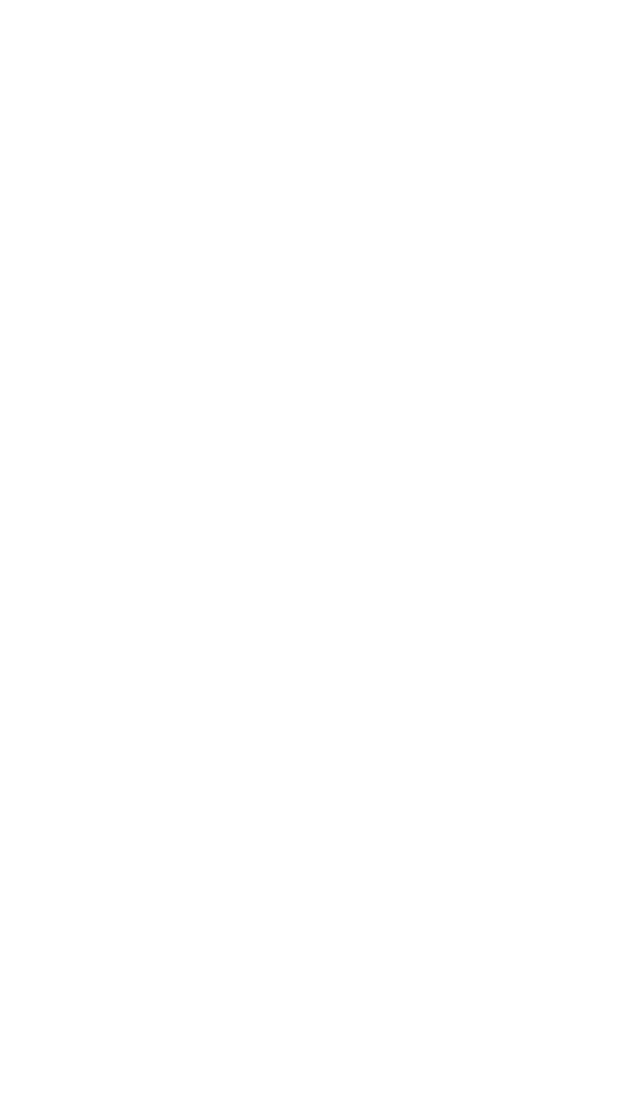
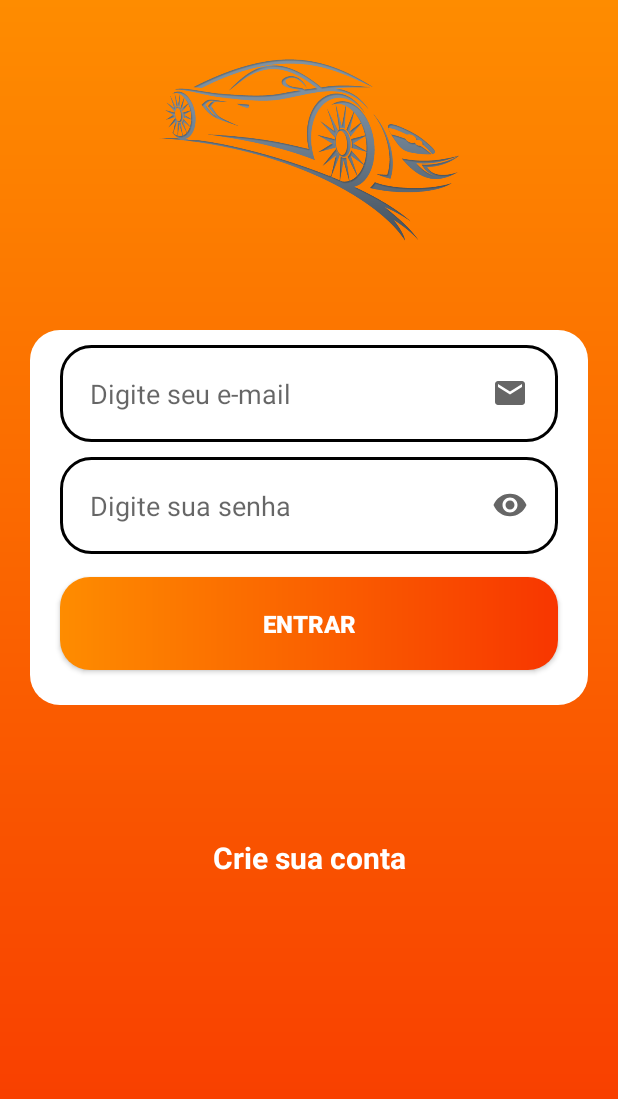
Before and after one commit to dylan402/app-check-veiculos, an Android app: the screen it shows after launch (MainActivity before the commit, LoginActivity after it), on a phone screen of 412 x 824 dp. Before the commit the part shown is empty. Shown: the top 1099 px of the screen. Run offline under Robolectric (Android 15) with nearby library versions, the phone set to English and light mode, and no system bars.

Commit message:
Tela de login

```diff
--- a/app/src/main/AndroidManifest.xml
+++ b/app/src/main/AndroidManifest.xml
@@ -12,6 +12,7 @@
         android:supportsRtl="true"
         android:theme="@style/Theme.AppCheckVeiculos"
         android:usesCleartextTraffic="true">
+        <activity android:name=".activities.LoginActivity" />
         <activity android:name=".activities.MainActivity">
             <intent-filter>
                 <action android:name="android.intent.action.MAIN" />
--- /dev/null
+++ b/app/src/main/java/br/checkveiculos/appcheckveiculos/activities/LoginActivity.java
@@ -0,0 +1,39 @@
+package br.checkveiculos.appcheckveiculos.activities;
+
+import androidx.appcompat.app.AppCompatActivity;
+
+import android.content.Intent;
+import android.os.Bundle;
+import android.view.View;
+import android.widget.TextView;
+
+import br.checkveiculos.appcheckveiculos.R;
+
+public class LoginActivity extends AppCompatActivity {
+
+    private TextView textViewCadastro ;
+
+    @Override
+    protected void onCreate(Bundle savedInstanceState) {
+        super.onCreate(savedInstanceState);
+        setContentView(R.layout.activity_login);
+
+        getSupportActionBar().hide();
+        this.iniciarComponentes();
+        this.iniciarListeners();
+    }
+
+    private void iniciarComponentes() {
+        this.textViewCadastro = findViewById(R.id.textViewCadastro);
+    }
+
+    private void iniciarListeners() {
+        this.textViewCadastro.setOnClickListener(new View.OnClickListener() {
+            @Override
+            public void onClick(View v) {
+                Intent intent = new Intent(LoginActivity.this, CadastroActivity.class);
+                startActivity(intent);
+            }
+        });
+    }
+}
--- a/app/src/main/java/br/checkveiculos/appcheckveiculos/activities/MainActivity.java
+++ b/app/src/main/java/br/checkveiculos/appcheckveiculos/activities/MainActivity.java
@@ -1,15 +1,22 @@
 package br.checkveiculos.appcheckveiculos.activities;
 
-import android.app.Activity;
+import android.content.Intent;
 import android.os.Bundle;
+
+import androidx.appcompat.app.AppCompatActivity;
 
 import br.checkveiculos.appcheckveiculos.R;
 
-public class MainActivity extends Activity {
+public class MainActivity extends AppCompatActivity {
 
     @Override
     protected void onCreate(Bundle savedInstanceState) {
         super.onCreate(savedInstanceState);
         setContentView(R.layout.activity_main);
+
+        getSupportActionBar().hide();
+
+        Intent loginIntent = new Intent(this, LoginActivity.class);
+        startActivity(loginIntent);
     }
 }
--- /dev/null
+++ b/app/src/main/res/drawable/backgroud.xml
@@ -0,0 +1,8 @@
+<?xml version="1.0" encoding="utf-8"?>
+<shape xmlns:android="http://schemas.android.com/apk/res/android">
+    <gradient
+        android:startColor="@color/orange_top"
+        android:centerColor="@color/orange_center"
+        android:endColor="@color/orange_bottom"
+        android:angle="120" />
+</shape>
--- /dev/null
+++ b/app/src/main/res/drawable/button.xml
@@ -0,0 +1,9 @@
+<?xml version="1.0" encoding="utf-8"?>
+<shape xmlns:android="http://schemas.android.com/apk/res/android">
+    <corners android:radius="20dp" />
+    <gradient
+        android:startColor="@color/orange_top"
+        android:centerColor="@color/orange_center"
+        android:endColor="@color/orange_bottom"
+        android:angle="0" />
+</shape>
--- /dev/null
+++ b/app/src/main/res/drawable/container_components.xml
@@ -0,0 +1,5 @@
+<?xml version="1.0" encoding="utf-8"?>
+<shape xmlns:android="http://schemas.android.com/apk/res/android">
+    <solid android:color="@color/white" />
+    <corners android:radius="20dp" />
+</shape>
--- /dev/null
+++ b/app/src/main/res/drawable/edit_text.xml
@@ -0,0 +1,6 @@
+<?xml version="1.0" encoding="utf-8"?>
+<shape xmlns:android="http://schemas.android.com/apk/res/android">
+    <solid android:color="@color/white" />
+    <corners android:radius="20dp" />
+    <stroke android:color="@color/black" android:width="2dp" />
+</shape>
--- /dev/null
+++ b/app/src/main/res/drawable/ic_email.xml
@@ -0,0 +1,10 @@
+<vector xmlns:android="http://schemas.android.com/apk/res/android"
+    android:width="24dp"
+    android:height="24dp"
+    android:viewportWidth="24"
+    android:viewportHeight="24"
+    android:tint="?attr/colorControlNormal">
+  <path
+      android:fillColor="@android:color/white"
+      android:pathData="M20,4L4,4c-1.1,0 -1.99,0.9 -1.99,2L2,18c0,1.1 0.9,2 2,2h16c1.1,0 2,-0.9 2,-2L22,6c0,-1.1 -0.9,-2 -2,-2zM20,8l-8,5 -8,-5L4,6l8,5 8,-5v2z"/>
+</vector>
--- /dev/null
+++ b/app/src/main/res/drawable/ic_eye.xml
@@ -0,0 +1,10 @@
+<vector xmlns:android="http://schemas.android.com/apk/res/android"
+    android:width="24dp"
+    android:height="24dp"
+    android:viewportWidth="24"
+    android:viewportHeight="24"
+    android:tint="?attr/colorControlNormal">
+  <path
+      android:fillColor="@android:color/white"
+      android:pathData="M12,4.5C7,4.5 2.73,7.61 1,12c1.73,4.39 6,7.5 11,7.5s9.27,-3.11 11,-7.5c-1.73,-4.39 -6,-7.5 -11,-7.5zM12,17c-2.76,0 -5,-2.24 -5,-5s2.24,-5 5,-5 5,2.24 5,5 -2.24,5 -5,5zM12,9c-1.66,0 -3,1.34 -3,3s1.34,3 3,3 3,-1.34 3,-3 -1.34,-3 -3,-3z"/>
+</vector>
--- /dev/null
+++ b/app/src/main/res/layout/activity_login.xml
@@ -0,0 +1,96 @@
+<?xml version="1.0" encoding="utf-8"?>
+
+<androidx.core.widget.NestedScrollView
+    android:layout_width="match_parent"
+    android:layout_height="match_parent"
+    android:fillViewport="true"
+    xmlns:android="http://schemas.android.com/apk/res/android">
+
+<androidx.constraintlayout.widget.ConstraintLayout xmlns:android="http://schemas.android.com/apk/res/android"
+    xmlns:app="http://schemas.android.com/apk/res-auto"
+    xmlns:tools="http://schemas.android.com/tools"
+    android:layout_width="match_parent"
+    android:layout_height="match_parent"
+    android:background="@drawable/backgroud"
+    tools:context=".activities.LoginActivity">
+
+    <ImageView
+        android:id="@+id/backgroundLogo"
+        android:src="@drawable/logo"
+        android:layout_width="200dp"
+        android:layout_height="200dp"
+        app:layout_constraintStart_toStartOf="parent"
+        app:layout_constraintEnd_toEndOf="parent"
+        app:layout_constraintTop_toTopOf="parent"
+        />
+
+    <View
+        android:id="@+id/containerComponents"
+        style="@style/ContainerComponents"
+        app:layout_constraintEnd_toEndOf="parent"
+        app:layout_constraintHorizontal_bias="1.0"
+        app:layout_constraintStart_toStartOf="parent"
+        app:layout_constraintTop_toBottomOf="@id/backgroundLogo"
+        />
+
+    <EditText
+        android:id="@+id/editTextEmail"
+        style="@style/EditText"
+        android:hint="Digite seu e-mail"
+        android:drawableRight="@drawable/ic_email"
+        android:inputType="textEmailAddress"
+        android:maxLength="35"
+        app:layout_constraintStart_toStartOf="@id/containerComponents"
+        app:layout_constraintEnd_toEndOf="@+id/containerComponents"
+        app:layout_constraintTop_toTopOf="@id/containerComponents"
+        />
+
+    <EditText
+        android:id="@+id/editTextSenha"
+        style="@style/EditText"
+        android:hint="Digite sua senha"
+        android:drawableRight="@drawable/ic_eye"
+        android:inputType="textPassword"
+        android:maxLength="20"
+        app:layout_constraintStart_toStartOf="@id/containerComponents"
+        app:layout_constraintEnd_toEndOf="@+id/containerComponents"
+        app:layout_constraintTop_toBottomOf="@+id/editTextEmail"
+        />
+
+    <androidx.appcompat.widget.AppCompatButton
+        android:id="@+id/buttonEntrar"
+        style="@style/Button"
+        android:text="@string/login_entrar"
+        app:layout_constraintStart_toStartOf="parent"
+        app:layout_constraintEnd_toEndOf="parent"
+        app:layout_constraintTop_toBottomOf="@id/editTextSenha"
+        />
+
+    <ProgressBar
+        android:id="@+id/progressBar"
+        android:visibility="invisible"
+        android:layout_width="wrap_content"
+        android:layout_height="wrap_content"
+        android:layout_marginTop="20dp"
+        app:layout_constraintStart_toStartOf="parent"
+        app:layout_constraintEnd_toEndOf="parent"
+        app:layout_constraintTop_toBottomOf="@+id/containerComponents"
+        />
+
+    <TextView
+        android:id="@+id/textViewCadastro"
+        android:layout_width="wrap_content"
+        android:layout_height="wrap_content"
+        android:text="@string/login_text_cadastro"
+        android:textSize="20sp"
+        android:textColor="@color/white"
+        android:textStyle="bold"
+        android:layout_marginTop="20dp"
+        android:layout_marginBottom="30dp"
+        app:layout_constraintStart_toStartOf="parent"
+        app:layout_constraintEnd_toEndOf="parent"
+        app:layout_constraintTop_toBottomOf="@+id/progressBar"
+        />
+
+</androidx.constraintlayout.widget.ConstraintLayout>
+</androidx.core.widget.NestedScrollView>
--- a/app/src/main/res/layout/activity_main.xml
+++ b/app/src/main/res/layout/activity_main.xml
@@ -1,8 +1,19 @@
 <?xml version="1.0" encoding="utf-8"?>
-<LinearLayout xmlns:android="http://schemas.android.com/apk/res/android"
+<androidx.constraintlayout.widget.ConstraintLayout xmlns:android="http://schemas.android.com/apk/res/android"
     xmlns:app="http://schemas.android.com/apk/res-auto"
     xmlns:tools="http://schemas.android.com/tools"
     android:layout_width="match_parent"
     android:layout_height="match_parent"
-    android:orientation="vertical"
-    tools:context=".activities.MainActivity"/>
+    android:background="@drawable/backgroud"
+    tools:context=".activities.MainActivity">
+
+    <ProgressBar
+        android:id="@+id/progressBar"
+        android:layout_width="wrap_content"
+        android:layout_height="wrap_content"
+        android:layout_marginTop="20dp"
+        app:layout_constraintStart_toStartOf="parent"
+        app:layout_constraintEnd_toEndOf="parent"
+        />
+
+</androidx.constraintlayout.widget.ConstraintLayout>
--- a/app/src/main/res/values/colors.xml
+++ b/app/src/main/res/values/colors.xml
@@ -7,4 +7,7 @@
     <color name="teal_700">#FF018786</color>
     <color name="black">#FF000000</color>
     <color name="white">#FFFFFFFF</color>
+    <color name="orange_top">#FE8C00</color>
+    <color name="orange_center">#FA6200</color>
+    <color name="orange_bottom">#F83600</color>
 </resources>
--- a/app/src/main/res/values/strings.xml
+++ b/app/src/main/res/values/strings.xml
@@ -1,4 +1,6 @@
 <resources>
     <string name="app_name">AppCheckVeiculos</string>
     <string name="app_check_veiculos">App Check Veiculos</string>
+    <string name="login_entrar">Entrar</string>
+    <string name="login_text_cadastro">Crie sua conta</string>
 </resources>
--- /dev/null
+++ b/app/src/main/res/values/styles.xml
@@ -0,0 +1,32 @@
+<?xml version="1.0" encoding="utf-8"?>
+<resources>
+    <style name="ContainerComponents">
+        <item name="android:layout_width">match_parent</item>
+        <item name="android:layout_height">250dp</item>
+        <item name="android:background">@drawable/container_components</item>
+        <item name="android:layout_margin">20dp</item>
+    </style>
+
+    <style name="EditText">
+        <item name="android:layout_width">match_parent</item>
+        <item name="android:layout_height">wrap_content</item>
+        <item name="android:background">@drawable/edit_text</item>
+        <item name="android:padding">20dp</item>
+        <item name="android:layout_marginTop">10dp</item>
+        <item name="android:layout_marginLeft">40dp</item>
+        <item name="android:layout_marginRight">40dp</item>
+    </style>
+
+    <style name="Button">
+        <item name="android:layout_width">match_parent</item>
+        <item name="android:layout_height">wrap_content</item>
+        <item name="android:layout_marginLeft">40dp</item>
+        <item name="android:layout_marginRight">40dp</item>
+        <item name="android:layout_marginTop">15dp</item>
+        <item name="android:padding">20dp</item>
+        <item name="android:textColor">@color/white</item>
+        <item name="android:textSize">16sp</item>
+        <item name="android:textStyle">bold</item>
+        <item name="android:background">@drawable/button</item>
+    </style>
+</resources>
--- a/app/src/main/res/values/themes.xml
+++ b/app/src/main/res/values/themes.xml
@@ -3,7 +3,7 @@
     <style name="Theme.AppCheckVeiculos" parent="Theme.MaterialComponents.DayNight.DarkActionBar">
         <!-- Primary brand color. -->
         <item name="colorPrimary">@color/purple_500</item>
-        <item name="colorPrimaryVariant">@color/purple_700</item>
+        <item name="colorPrimaryVariant">@color/black</item>
         <item name="colorOnPrimary">@color/white</item>
         <!-- Secondary brand color. -->
         <item name="colorSecondary">@color/teal_200</item>
```
Also changed, not shown: app/src/main/res/drawable/logo.png (added).
